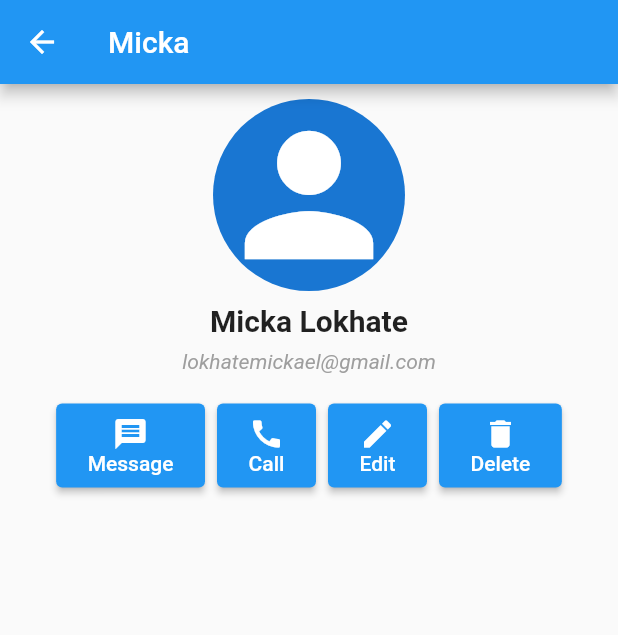
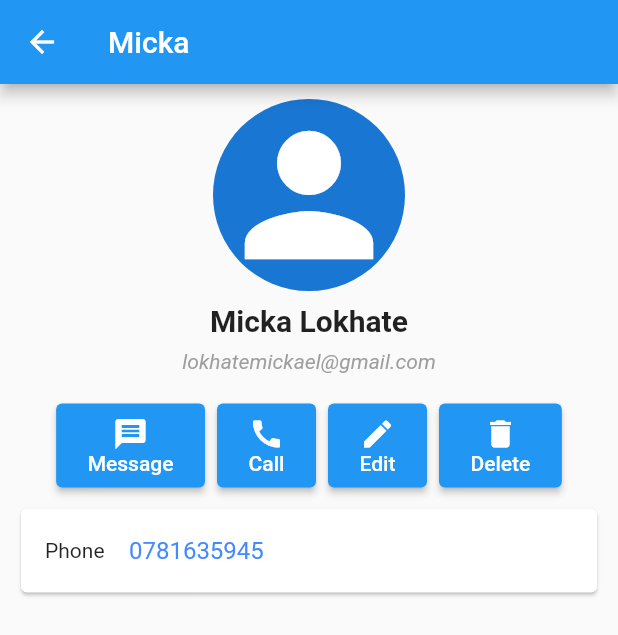
Before and after one commit to Mickael-Lokhate/ft_hangout, a Flutter app: the screen it shows after launch, after a tap on "Micka", on a phone screen of 412 x 824 dp. Shown: the top 635 px of the screen. Run offline on Flutter 3.47's test engine with Material 2 defaults, Android fonts, the phone set to English and light mode, and no system bars.

```diff
--- a/lib/main.dart
+++ b/lib/main.dart
@@ -1,4 +1,7 @@
+import 'models/contact.dart';
+
 import 'package:flutter/material.dart';
+import 'package:provider/provider.dart';
 
 import 'screens/home.dart';
 
@@ -11,12 +14,17 @@ class MyApp extends StatelessWidget {
 
   @override
   Widget build(BuildContext context) {
-    return MaterialApp(
-      title: 'Flutter Demo',
-      theme: ThemeData(
-        primarySwatch: Colors.blue,
-      ),
-      home: const ContactList(),
+    return MultiProvider(
+      providers: [
+        ChangeNotifierProvider(create: (_) => ContactListModel())
+      ],
+      child: MaterialApp(
+        title: 'Flutter Demo',
+        theme: ThemeData(
+          primarySwatch: Colors.blue,
+        ),
+        home: const ContactList(),
+      )
     );
   }
 }
--- a/lib/models/contact.dart
+++ b/lib/models/contact.dart
@@ -1,4 +1,9 @@
+import 'dart:collection';
+
+import 'package:flutter/material.dart';
+
 class Contact {
+  int       id;
   String    name;
   String    phonenumber;
   String?   lastname;
@@ -6,36 +11,74 @@ class Contact {
   String?   imageUrl;
   String?   moreInfos;
 
-  Contact(this.name, this.phonenumber, [this.lastname, this.email, this.imageUrl, this.moreInfos]);
+  Contact(this.id, this.name, this.phonenumber, [this.lastname, this.email, this.imageUrl, this.moreInfos]);
 }
 
-List<Contact> dummyContactList = [
+class ContactListModel with ChangeNotifier {
+  final List<Contact> _contacts = [
     Contact(
+        0,
         'Micka',
         '0781635945',
         'Lokhate',
         'lokhatemickael@gmail.com'
       ),
       Contact(
+        1,
         'John',
         '0111111111',
         'Doe',
         'johndoe@gmail.com'
       ),
       Contact(
+        2,
         'Test',
         '022222222',
       ),
       Contact(
+        3,
         'Hello',
         '0333333333',
       ),
       Contact(
+        4,
         'World',
         '0444444444',
       ),
       Contact(
+        5,
         'Here',
         '0555555555',
       ),
   ];
+
+  UnmodifiableListView<Contact> get contacts => UnmodifiableListView(_contacts);
+
+  void add(Contact contact) {
+    _contacts.add(contact);
+    notifyListeners();
+  }
+
+  void updateContact(int id, Contact newContact) {
+    Contact findContact = _contacts.firstWhere((contact) => contact.id == id);
+    findContact.name = newContact.name;
+    findContact.lastname = newContact.lastname;
+    findContact.phonenumber = newContact.phonenumber;
+    findContact.email = newContact.email;
+    findContact.imageUrl = newContact.imageUrl;
+    findContact.moreInfos = newContact.moreInfos;
+    notifyListeners();
+  }
+
+  void remove(Contact contact) {
+    _contacts.remove(contact);
+    notifyListeners();
+  }
+
+  void removeAll() {
+    _contacts.clear();
+    notifyListeners();
+  }
+}
+
+ContactListModel contactList = ContactListModel();
--- a/lib/screens/contact_details.dart
+++ b/lib/screens/contact_details.dart
@@ -4,7 +4,8 @@ import '../models/contact.dart';
 
 class ContactDetails extends StatelessWidget {
   final Contact contact;
-  const ContactDetails(this.contact, { Key? key }) : super(key: key);
+  ContactListModel list;
+  ContactDetails(this.list, this.contact, { Key? key }) : super(key: key);
 
   @override
   Widget build(BuildContext context) {
@@ -12,18 +13,20 @@ class ContactDetails extends StatelessWidget {
       appBar: AppBar(
         title: Text(contact.name),
       ),
-      body: _buildContactDetails(),
+      body: _buildContactDetails(context),
     );
   }
 
-  Widget _buildContactDetails() {
+  Widget _buildContactDetails(context) {
     return Container(
       padding: const EdgeInsets.all(10),
       child: Column(
       crossAxisAlignment: CrossAxisAlignment.center,
       children: [
         _buildHeader(),
-        _buildActionButtons(contact)
+        _buildActionButtons(context, contact),
+        const SizedBox(height: 10,),
+        _buildCard('Phone', contact.phonenumber)
       ],
     ));
   }
@@ -56,27 +59,30 @@ class ContactDetails extends StatelessWidget {
     );
   }
 
-  Widget _buildActionButtons(Contact currentContact) {
+  Widget _buildActionButtons(context, Contact currentContact) {
     return Container(
       margin: const EdgeInsets.fromLTRB(0, 20, 0, 0),
       child: Row(
         mainAxisAlignment: MainAxisAlignment.center,
         children: [
-          _buildButton('Message', Icons.message),
+          _buildButton('Message', Icons.message, () {}),
           const SizedBox(width: 8),
-          _buildButton('Call', Icons.call),
+          _buildButton('Call', Icons.call, () {}),
           const SizedBox(width: 8),
-          _buildButton('Edit', Icons.edit),
+          _buildButton('Edit', Icons.edit, () {}),
           const SizedBox(width: 8),
-          _buildButton('Delete', Icons.delete),
+          _buildButton('Delete', Icons.delete, () {
+            list.remove(currentContact);
+            Navigator.of(context).pop();
+          }),
         ],
       )
     );
   }
 
-  Widget _buildButton(String name, IconData icon) {
+  Widget _buildButton(String name, IconData icon, void Function() action) {
     return ElevatedButton(
-      onPressed: () {},
+      onPressed: action,
       child: Container(
       padding: const EdgeInsets.fromLTRB(5, 8, 5, 8),
       child: Column(
@@ -88,4 +94,18 @@ class ContactDetails extends StatelessWidget {
       )
     );
   }
+
+  Widget _buildCard(String leading, String title) {
+    return Card(
+      child: ListTile(
+        leading: Container(
+          padding: const EdgeInsets.symmetric(vertical: 4.0),
+          child: Text(leading)
+        ),
+        title: Text(
+          title,
+          style: const TextStyle(color: Colors.blueAccent),),
+      ),
+    );
+  }
 }
--- a/lib/screens/home.dart
+++ b/lib/screens/home.dart
@@ -1,5 +1,6 @@
 import 'package:flutter/material.dart';
 import 'package:ft_hangout/screens/contact_details.dart';
+import 'package:provider/provider.dart';
 
 import '../models/contact.dart';
 
@@ -11,23 +12,28 @@ class ContactList extends StatefulWidget {
 }
 
 class _ContactListState extends State<ContactList> {
+
   @override
   Widget build(BuildContext context) {
     return Scaffold(
       appBar: AppBar(
         title: const Text('ft_hangout'),
       ),
-      body: _buildList(),
+      body: Consumer<ContactListModel>(
+        builder: (context, list, child) {
+          return _buildList(list);
+        },
+      )
     );
   }
 
-  Widget _buildList() {
-    if (dummyContactList.isNotEmpty) {
+  Widget _buildList(ContactListModel list) {
+    if (list.contacts.isNotEmpty) {
       return ListView.builder(
         padding: const EdgeInsets.all(8),
-        itemCount: dummyContactList.length,
+        itemCount: list.contacts.length,
         itemBuilder: (BuildContext context, int index) {
-          return _buildRowContact(dummyContactList[index]);
+          return _buildRowContact(list, list.contacts[index]);
         },
       );
     } else {
@@ -35,7 +41,7 @@ class _ContactListState extends State<ContactList> {
     }
   }
 
-  Widget _buildRowContact(Contact currentContact) {
+  Widget _buildRowContact(ContactListModel list, Contact currentContact) {
       return GestureDetector(
           child: Card(
             child: ListTile(
@@ -44,7 +50,10 @@ class _ContactListState extends State<ContactList> {
                 height: 64,
                 padding: const EdgeInsets.symmetric(vertical: 4.0),
                 alignment: Alignment.center,
-                child: const Icon(Icons.person, size: 50,),
+                child: const CircleAvatar(
+                  radius: 24,
+                  child: Icon(Icons.person, size: 48,),
+                ),
               ),
               title: Text(
                 currentContact.name,
@@ -56,7 +65,7 @@ class _ContactListState extends State<ContactList> {
           onTap: () {
             Navigator.of(context).push(
               MaterialPageRoute(
-                builder: (context) => ContactDetails(currentContact)
+                builder: (context) => ContactDetails(list, currentContact)
             ));
           },
       );
--- a/pubspec.yaml
+++ b/pubspec.yaml
@@ -3,7 +3,7 @@ description: A new Flutter project.
 
 # The following line prevents the package from being accidentally published to
 # pub.dev using `flutter pub publish`. This is preferred for private packages.
-publish_to: 'none' # Remove this line if you wish to publish to pub.dev
+publish_to: "none" # Remove this line if you wish to publish to pub.dev
 
 # The following defines the version and build number for your application.
 # A version number is three numbers separated by dots, like 1.2.43
@@ -30,10 +30,10 @@ dependencies:
   flutter:
     sdk: flutter
 
-
   # The following adds the Cupertino Icons font to your application.
   # Use with the CupertinoIcons class for iOS style icons.
   cupertino_icons: ^1.0.2
+  provider: ^6.0.0
 
 dev_dependencies:
   flutter_test:
@@ -51,7 +51,6 @@ dev_dependencies:
 
 # The following section is specific to Flutter.
 flutter:
-
   # The following line ensures that the Material Icons font is
   # included with your application, so that you can use the icons in
   # the material Icons class.
```
Also changed, not shown: lib/screens/edit_contact.dart (added, +15 -0 lines), pubspec.lock. Lines whose indentation alone changed are shown as unchanged.
